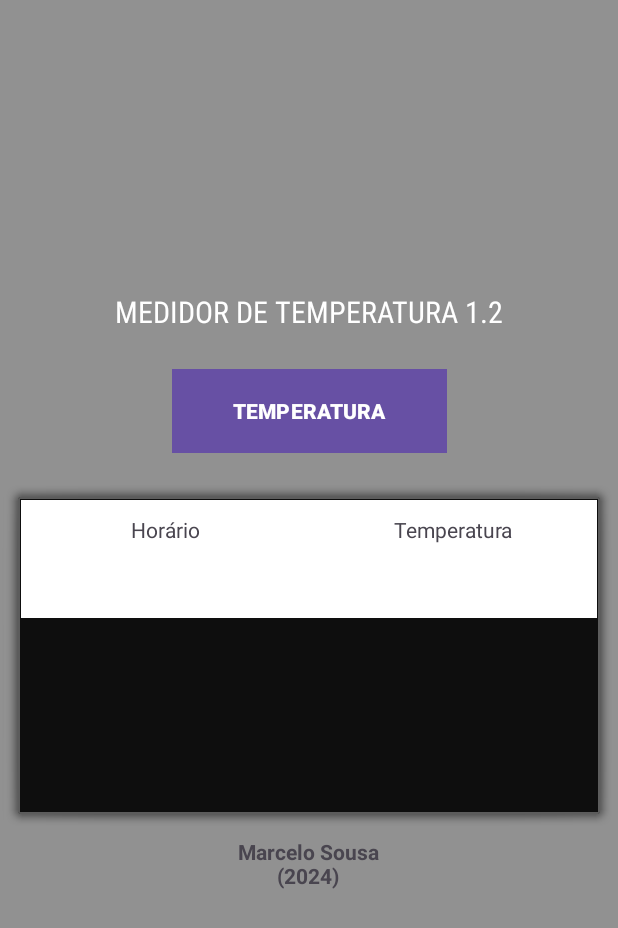
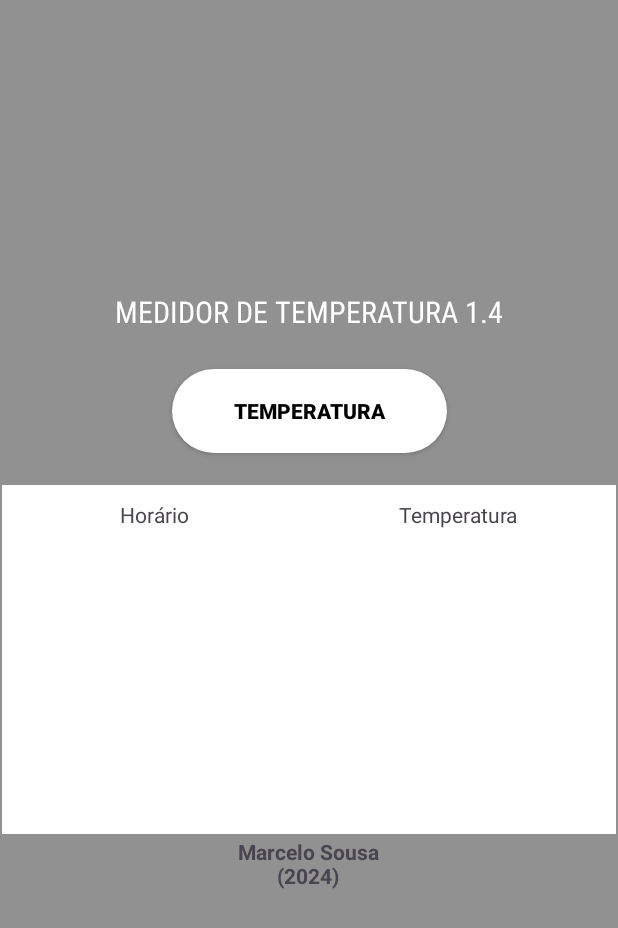
Before and after one commit to MarceloVFSousa/Teste-Temperatura, an Android app: the layout activity_main.xml on its own in the app's theme, with its tools: preview values and no code run, on a phone screen of 412 x 824 dp. Shown: the top 928 px of the screen. Run offline under Robolectric (Android 15) with nearby library versions, the phone set to English and light mode, and no system bars.

Commit message:
Terceiro Commit

```diff
--- a/app/src/main/java/com/example/testetemperatura/TemperatureService.kt
+++ b/app/src/main/java/com/example/testetemperatura/TemperatureService.kt
@@ -64,8 +64,9 @@ class TemperatureService : Service() {
     override fun onDestroy() {
         super.onDestroy()
         Log.d(TAG, "TemperatureService destroyed")
+        handler.removeCallbacks(updateTemperatureRunnable)
         unregisterReceiver(batteryReceiver)
-        handler.removeCallbacks(updateTemperatureRunnable)
+
     }
 
     private val updateTemperatureRunnable = object : Runnable {
--- /dev/null
+++ b/app/src/main/res/drawable/background_button.xml
@@ -0,0 +1,8 @@
+<?xml version="1.0" encoding="utf-8"?>
+<shape xmlns:android="http://schemas.android.com/apk/res/android"
+
+    android:shape="rectangle">
+    <solid android:color="@color/white"/>
+    <corners android:radius="30dp"/>
+
+</shape>
--- a/app/src/main/res/layout/activity_main.xml
+++ b/app/src/main/res/layout/activity_main.xml
@@ -14,7 +14,7 @@
         android:layout_marginTop="221dp"
         android:layout_marginBottom="397dp"
         android:fontFamily="sans-serif-condensed"
-        android:text="MEDIDOR DE TEMPERATURA 1.2"
+        android:text="MEDIDOR DE TEMPERATURA 1.4"
         android:textColor="#FFFFFF"
         android:textColorHighlight="#FFFFFF"
         android:textColorLink="#FDFDFD"
@@ -40,25 +40,23 @@
         app:layout_constraintStart_toStartOf="parent"
         app:layout_constraintTop_toBottomOf="@+id/tabela_temperatura" />
 
-    <Button
+    <androidx.appcompat.widget.AppCompatButton
         android:id="@+id/temperatureTextView"
         android:layout_width="183dp"
         android:layout_height="56dp"
-        android:background="#B30000"
-        android:backgroundTint="#C10505"
+        android:background="@drawable/background_button"
+        android:backgroundTint="#910404"
         android:backgroundTintMode="add"
         android:fontFamily="sans-serif-black"
         android:text="TEMPERATURA"
-        android:textColor="#FFFFFF"
-        android:textColorHighlight="#B60000"
-        android:textColorLink="#B60000"
+        android:textColor="#000000"
         app:iconTint="@color/design_default_color_error"
         app:layout_constraintBottom_toBottomOf="parent"
         app:layout_constraintEnd_toEndOf="parent"
         app:layout_constraintStart_toStartOf="parent"
         app:layout_constraintTop_toBottomOf="@+id/textView3"
         app:layout_constraintVertical_bias="0.046"
-        app:rippleColor="#B30000" />
+        />
 
     <TableLayout
         android:id="@+id/tabela_temperatura"
@@ -68,12 +66,15 @@
         android:layout_marginTop="323dp"
         android:layout_marginEnd="1dp"
         android:layout_marginBottom="2dp"
-        android:background="@android:drawable/alert_dark_frame"
+        android:background="@color/white"
+        android:scrollbars="vertical"
+        android:scrollbarStyle="outsideInset"
         android:visibility="visible"
         app:layout_constraintBottom_toTopOf="@+id/textView"
         app:layout_constraintEnd_toEndOf="parent"
         app:layout_constraintStart_toStartOf="parent"
-        app:layout_constraintTop_toTopOf="parent">
+        app:layout_constraintTop_toTopOf="parent"
+        >
 
         <TableRow
 
--- a/app/src/main/res/values/colors.xml
+++ b/app/src/main/res/values/colors.xml
@@ -4,4 +4,6 @@
     <color name="white">#FFFFFFFF</color>
     <color name="colorYellow">#FFFF00</color>>
     <color name="colorWhite">#FFFFFF</color>>
+    <color name="colorOrange">#FFA500</color>>
+    <color name="colorRed">#FF0000</color>>
 </resources>
```
Also changed, not shown: app/build.gradle.kts (+7 -0 lines), app/src/main/java/com/example/testetemperatura/MainActivity.kt (+81 -18 lines).
